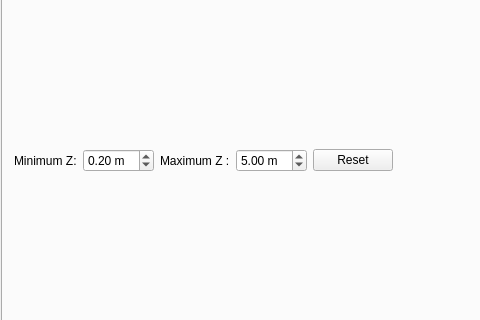
First picture: the form in src/mainwindow.ui, repository i3drobotics/stereo-vision-toolkit, before the edit; both pictures show x 356 to 836 and y 250 to 570 of the 1200 by 800 pixel window.
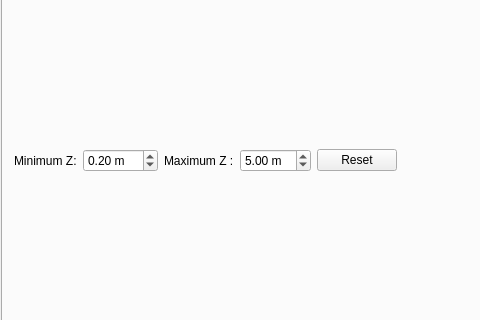
Second picture: the form after the edit. The open tabs and pages were chosen to show the change.

Commit message: working on fixing issue with negative depth in point cloud viewer

What changed in the file:
```diff
--- a/src/mainwindow.ui
+++ b/src/mainwindow.ui
@@ -1418,7 +1418,7 @@
                  <string> m</string>
                 </property>
                 <property name="minimum">
-                 <double>0.010000000000000</double>
+                 <double>-10.000000000000000</double>
                 </property>
                 <property name="maximum">
                  <double>10.000000000000000</double>
```
Left out of the diff: 2 changed lines with no effect on the pictures.
